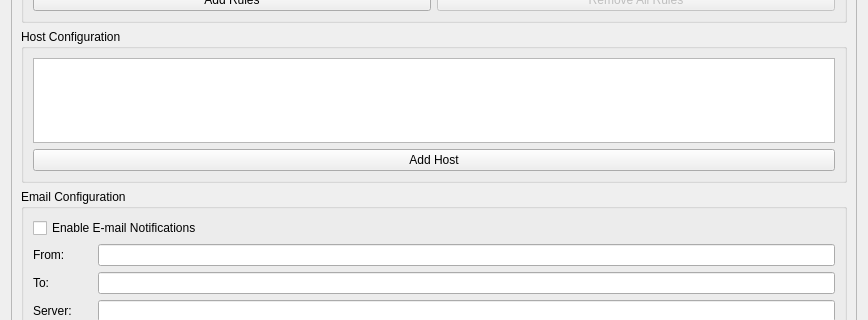
Qt form src/brickv/plugin_system/plugins/red/ui/red_tab_settings_server_monitoring.ui (Tinkerforge/brickv) before a commit; both pictures show x 0 to 868 and y 239 to 559 of the 868 by 737 pixel window.
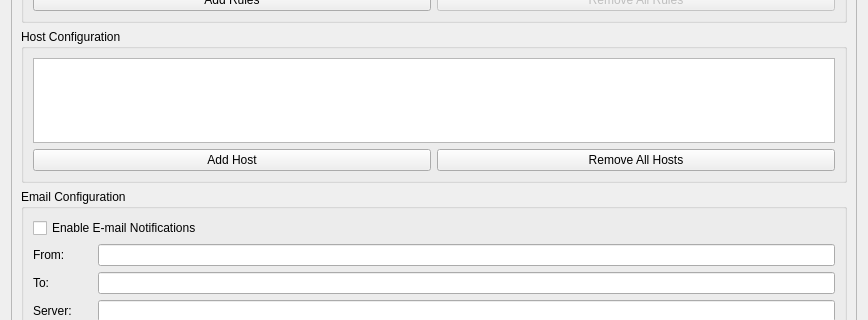
The same form after that commit.

Commit message: red-brick: 1. Add host dialog 2. SpinBoxSpanSlider widget range based on selected bricklet 3. Check script takes secret as an argument for authentication

```diff
--- a/src/brickv/plugin_system/plugins/red/ui/red_tab_settings_server_monitoring.ui
+++ b/src/brickv/plugin_system/plugins/red/ui/red_tab_settings_server_monitoring.ui
@@ -62,13 +62,20 @@
           <item row="0" column="0" colspan="2">
            <widget class="QTreeView" name="tview_sm_hosts"/>
           </item>
-          <item row="1" column="0" colspan="2">
+          <item row="1" column="0">
            <widget class="QPushButton" name="pbutton_sm_add_host">
             <property name="text">
              <string>Add Host</string>
             </property>
            </widget>
           </item>
+          <item row="1" column="1">
+           <widget class="QPushButton" name="pushButton">
+            <property name="text">
+             <string>Remove All Hosts</string>
+            </property>
+           </widget>
+          </item>
          </layout>
         </widget>
        </item>
```
Left out of the diff: 1 changed line with no effect on the pictures. The commit also changes 6 other files.
